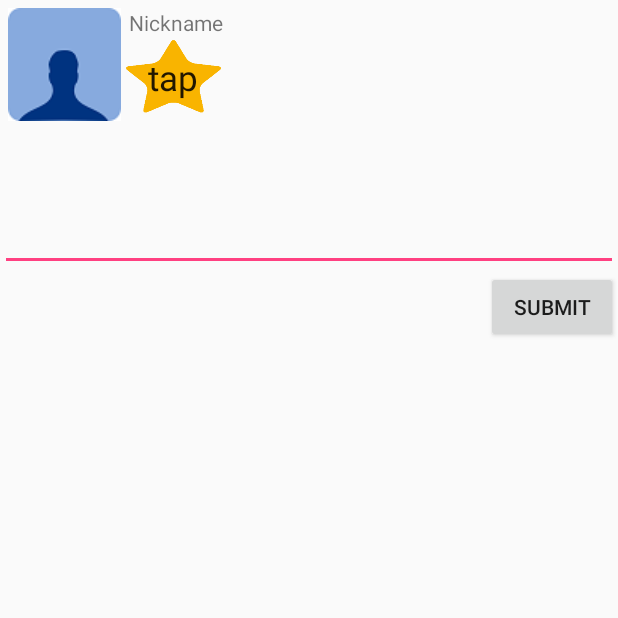
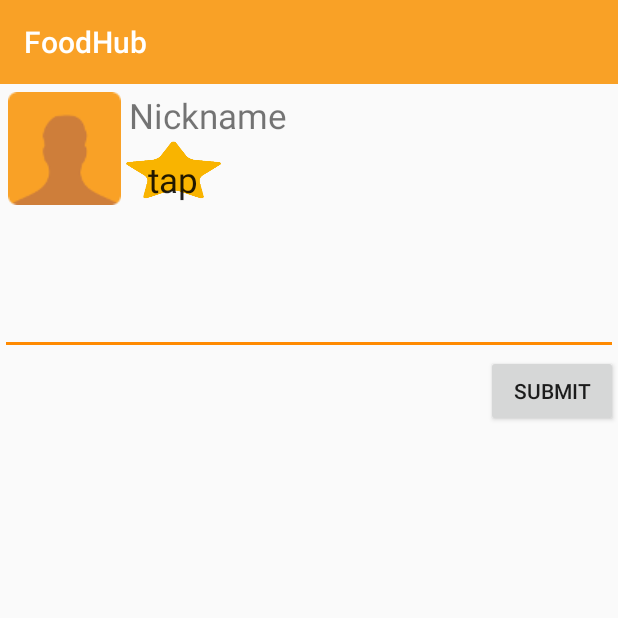
Before and after one commit to mDinon/FoodHub, an Android app: the WriteReviewActivity screen opened directly, with no data from a screen before it, on a phone screen of 412 x 824 dp, the top half of it. Run offline under Robolectric (Android 15) with nearby library versions, the phone set to English and light mode, and no system bars.

Commit message:
Može se gledat sastojci proizvoda, na submit review javi WIP, neke estetske promjene

```diff
--- a/app/src/main/AndroidManifest.xml
+++ b/app/src/main/AndroidManifest.xml
@@ -10,7 +10,7 @@
         android:theme="@style/AppTheme">
 
         <activity android:name="hr.mc2.foodhub.MenuActivity" />
-
+        <activity android:name=".ProductDetailsActivity" />
         <activity android:name=".WriteReviewActivity"
             android:label="FoodHub">
         </activity>
--- a/app/src/main/java/hr/mc2/foodhub/MenuActivity.java
+++ b/app/src/main/java/hr/mc2/foodhub/MenuActivity.java
@@ -59,6 +59,7 @@ public class MenuActivity extends AppCompatActivity implements FragmentCommunica
 
         data.putStringArray("imenaProizvoda",intent.getStringArrayExtra("imenaProizvoda"));
         data.putStringArray("cijeneProizvoda",intent.getStringArrayExtra("cijeneProizvoda"));
+        data.putStringArray("sastojciProizvoda",intent.getStringArrayExtra("sastojciProizvoda"));
 
         return data;
     }
--- a/app/src/main/java/hr/mc2/foodhub/WriteReviewActivity.java
+++ b/app/src/main/java/hr/mc2/foodhub/WriteReviewActivity.java
@@ -3,9 +3,11 @@ package hr.mc2.foodhub;
 import android.content.Intent;
 import android.os.Bundle;
 import android.support.v7.app.AppCompatActivity;
+import android.support.v7.widget.Toolbar;
 import android.view.View;
 import android.widget.Button;
 import android.widget.TextView;
+import android.widget.Toast;
 
 /**
  * Created by Matija on 28.4.2016..
@@ -14,6 +16,11 @@ public class WriteReviewActivity extends AppCompatActivity {
 
     Integer ocjena = 0;
 
+    public void onBackPressed() {
+        Intent intent = new Intent();
+        setResult(RESULT_CANCELED, intent);
+        finish();
+    }
 
     public void onActivityResult(int requestCode, int resultCode, Intent data) {
         super.onActivityResult(requestCode, resultCode, data);
@@ -31,6 +38,8 @@ public class WriteReviewActivity extends AppCompatActivity {
         super.onCreate(savedInstanceState);
         setContentView(R.layout.activity_write_review);
 
+        Toolbar toolbar = (Toolbar) findViewById(R.id.toolbarWriteReview);
+        setSupportActionBar(toolbar);
 
         TextView setRating = (TextView)findViewById(R.id.setUserReview);
         TextView reviewText = (TextView)findViewById(R.id.reviewInProgress);
@@ -57,6 +66,8 @@ public class WriteReviewActivity extends AppCompatActivity {
                 intent.putExtra("reviewText",reviewText.getText());
                 intent.putExtra("rating",ocjena);
                 setResult(RESULT_OK, intent);
+                Toast.makeText(getBaseContext(),
+                        "Work in progress.", Toast.LENGTH_LONG).show();
                 finish();
             }
         });
--- a/app/src/main/res/layout/activity_menu.xml
+++ b/app/src/main/res/layout/activity_menu.xml
@@ -16,7 +16,7 @@
   <android.support.v7.widget.Toolbar
       android:id="@+id/toolbar"
       android:layout_width="match_parent"
-      android:layout_height="30dp"
+      android:layout_height="wrap_content"
       android:background="?attr/colorPrimary"
       android:elevation="0dp"
       android:minHeight="?attr/actionBarSize"
@@ -29,7 +29,7 @@
   <android.support.design.widget.TabLayout
       android:id="@+id/tab_layout"
       android:layout_width="match_parent"
-      android:layout_height="30dp"
+      android:layout_height="wrap_content"
       android:background="?attr/colorPrimary"
       android:elevation="0dp"
       android:minHeight="?attr/actionBarSize"
--- a/app/src/main/res/layout/activity_write_review.xml
+++ b/app/src/main/res/layout/activity_write_review.xml
@@ -1,16 +1,33 @@
 <?xml version="1.0" encoding="utf-8"?>
 <RelativeLayout xmlns:android="http://schemas.android.com/apk/res/android"
-    android:layout_width="match_parent" android:layout_height="match_parent"
-    >
+    android:layout_width="match_parent"
+    android:layout_height="match_parent"
+    xmlns:app="http://schemas.android.com/apk/res-auto">
+
+    <android.support.v7.widget.Toolbar
+        android:id="@+id/toolbarWriteReview"
+        android:layout_width="match_parent"
+        android:layout_height="wrap_content"
+        android:background="?attr/colorPrimary"
+        android:elevation="0dp"
+        android:minHeight="?attr/actionBarSize"
+        android:theme="@style/ThemeOverlay.AppCompat.Dark.ActionBar"
+        app:popupTheme="@style/ThemeOverlay.AppCompat.Light"
+        android:layout_alignParentTop="true"
+        android:layout_alignParentLeft="true">
+    </android.support.v7.widget.Toolbar>
+
     <TextView
         android:layout_width="wrap_content"
         android:layout_height="wrap_content"
         android:text="Nickname"
         android:id="@+id/UsernameWriteReview"
+        android:textSize="23dp"
+        android:paddingLeft="5dp"
+        android:paddingTop="5dp"
+        android:layout_alignTop="@+id/userImageWriteReview"
         android:layout_toRightOf="@+id/userImageWriteReview"
-
-        android:paddingStart="5dp"
-        android:paddingTop="5dp" />
+        android:layout_toEndOf="@+id/userImageWriteReview" />
 
     <ImageView
         android:layout_width="wrap_content"
@@ -19,7 +36,7 @@
         android:src="@drawable/test_avatar"
         android:paddingTop="5dp"
         android:paddingLeft="5dp"
-        android:layout_alignParentTop="true"
+        android:layout_below="@+id/toolbarWriteReview"
         android:layout_alignParentLeft="true"
         android:layout_alignParentStart="true" />
 
--- a/app/src/main/res/layout/item_liste_hrane.xml
+++ b/app/src/main/res/layout/item_liste_hrane.xml
@@ -8,6 +8,7 @@
         android:layout_height="wrap_content"
         android:text="PROIZVOD"
         android:id="@+id/imeProizvoda"
+        android:textSize="15dp"
         android:paddingLeft="15dp"
         android:paddingTop="5dp"
         android:paddingBottom="5dp" />
@@ -17,6 +18,7 @@
         android:layout_height="wrap_content"
         android:text="HRK"
         android:id="@+id/cijenaProizvoda"
+        android:textSize="15dp"
         android:layout_gravity="right"
         android:layout_alignParentTop="true"
         android:layout_alignParentRight="true"
--- a/app/src/main/res/values/colors.xml
+++ b/app/src/main/res/values/colors.xml
@@ -1,7 +1,7 @@
 <?xml version="1.0" encoding="utf-8"?>
 <resources>
-    <color name="colorPrimary">#3F51B5</color>
+    <color name="colorPrimary">#f9a126</color>
     <color name="colorPrimaryDark">#303F9F</color>
-    <color name="colorAccent">#FF4081</color>
+    <color name="colorAccent">#ff8a00</color>
     <color name="listViewColor">#66ccff</color>
 </resources>
```
Also changed, not shown: app/src/main/java/hr/mc2/foodhub/FoodFragment.java (+16 -1 lines), app/src/main/java/hr/mc2/foodhub/FoodListPodaci.java (+22 -0 lines), app/src/main/java/hr/mc2/foodhub/ItemListAdapter.java (+4 -4 lines), app/src/main/java/hr/mc2/foodhub/MainActivity.java (+4 -12 lines), app/src/main/java/hr/mc2/foodhub/ProductDetailsActivity.java (added, +42 -0 lines), app/src/main/java/hr/mc2/foodhub/ReviewFragment.java (+0 -8 lines), app/src/main/res/layout/activity_product_details.xml (added, +53 -0 lines), app/src/main/res/layout/fragment_about.xml (+5 -7 lines), app/src/main/res/layout/item_liste_recenzija.xml (+7 -8 lines), app/src/main/res/drawable/test_avatar.png.
